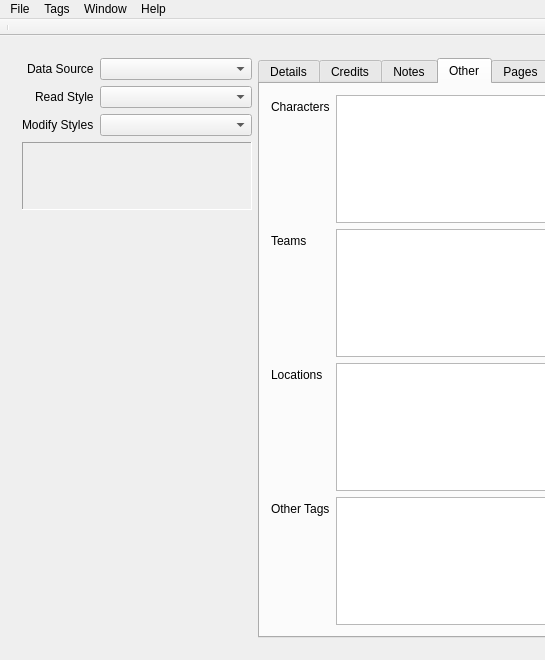
This is comictaggerlib/ui/taggerwindow.ui in comictagger/comictagger as Qt 5 draws it before an edit; both pictures show x 0 to 545 and y 0 to 660 of the 1096 by 660 pixel window. The edited form follows.
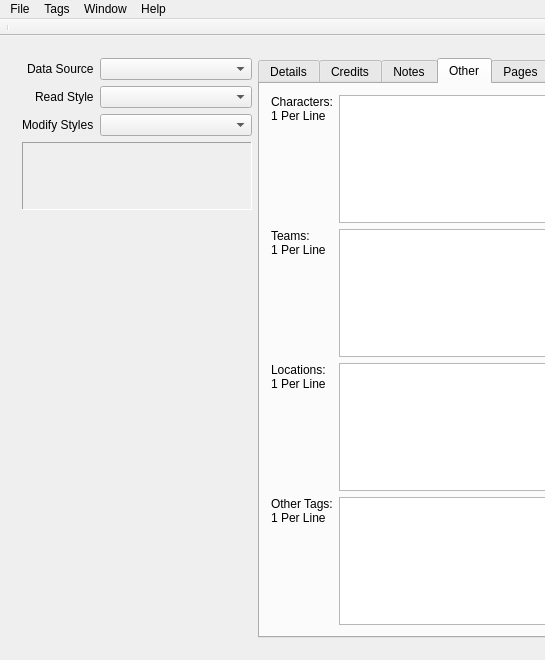
This is the edited form. The open tabs and pages were chosen to show the change. Custom widgets are drawn as their Qt base class.

Diff of the .ui file:
```diff
--- a/comictaggerlib/ui/taggerwindow.ui
+++ b/comictaggerlib/ui/taggerwindow.ui
@@ -1065,7 +1065,11 @@
                 <item row="1" column="0">
                  <widget class="QLabel" name="label_29">
                   <property name="text">
-                   <string>Characters</string>
+                   <string>Characters:
+1 Per Line</string>
+                  </property>
+                  <property name="alignment">
+                   <set>Qt::AlignLeading|Qt::AlignLeft|Qt::AlignTop</set>
                   </property>
                  </widget>
                 </item>
@@ -1103,7 +1107,11 @@
                 <item row="2" column="0">
                  <widget class="QLabel" name="label_30">
                   <property name="text">
-                   <string>Teams</string>
+                   <string>Teams:
+1 Per Line</string>
+                  </property>
+                  <property name="alignment">
+                   <set>Qt::AlignLeading|Qt::AlignLeft|Qt::AlignTop</set>
                   </property>
                  </widget>
                 </item>
@@ -1132,7 +1140,11 @@
                 <item row="3" column="0">
                  <widget class="QLabel" name="label_27">
                   <property name="text">
-                   <string>Locations</string>
+                   <string>Locations:
+1 Per Line</string>
+                  </property>
+                  <property name="alignment">
+                   <set>Qt::AlignLeading|Qt::AlignLeft|Qt::AlignTop</set>
                   </property>
                  </widget>
                 </item>
@@ -1161,7 +1173,11 @@
                 <item row="4" column="0">
                  <widget class="QLabel" name="label_28">
                   <property name="text">
-                   <string>Other Tags</string>
+                   <string>Other Tags:
+1 Per Line</string>
+                  </property>
+                  <property name="alignment">
+                   <set>Qt::AlignLeading|Qt::AlignLeft|Qt::AlignTop</set>
                   </property>
                  </widget>
                 </item>
```
Left out of the diff: 3 changed lines with no effect on the pictures.
